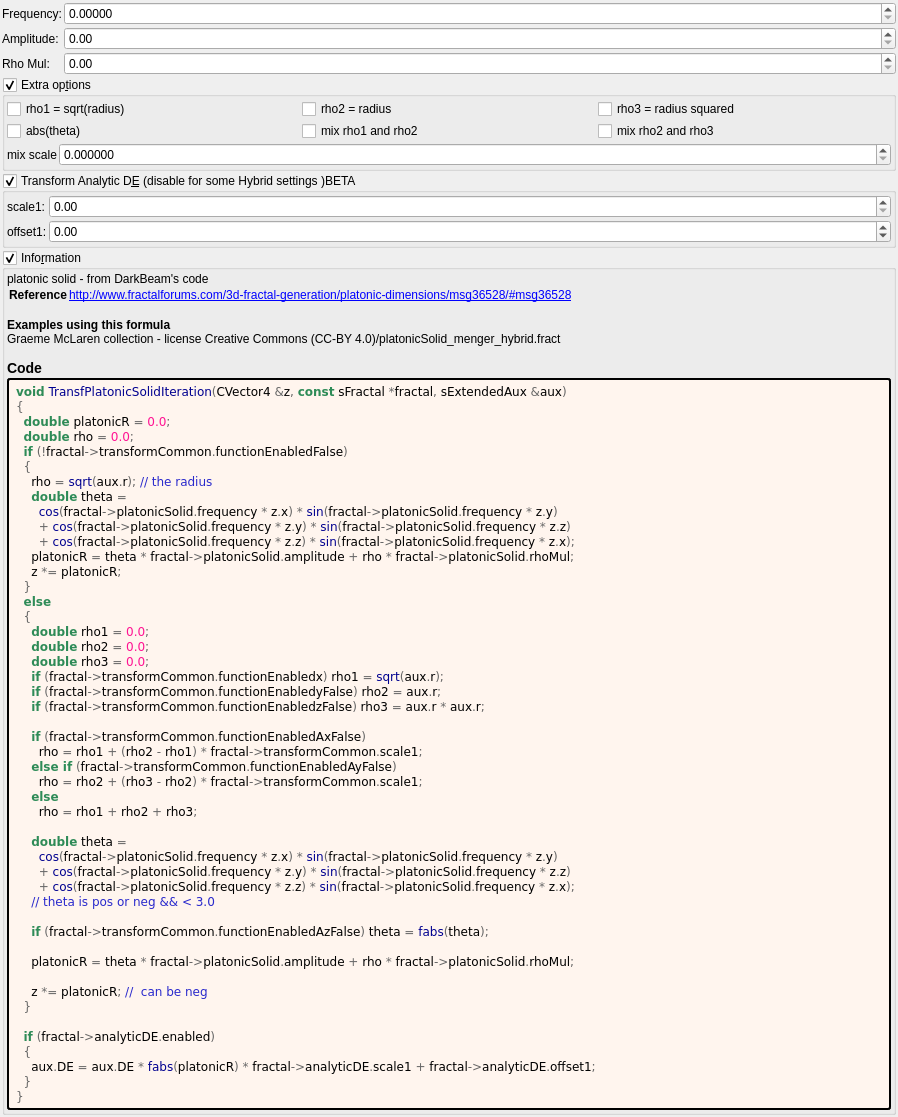
The window that mandelbulber2/formula/ui/transf_platonic_solid.ui (buddhi1980/mandelbulber2) describes before a commit, drawn with Qt 5.
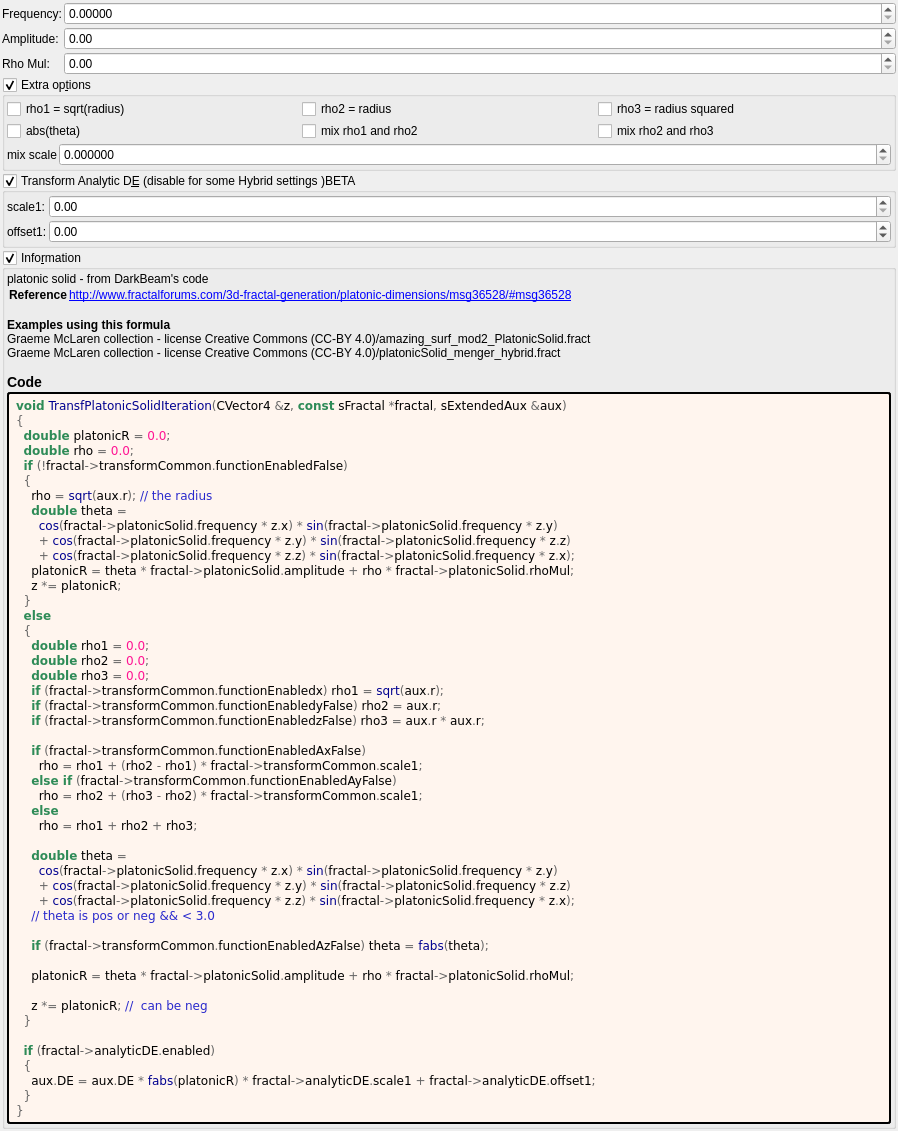
The same window after the commit. Custom widgets are drawn as their Qt base class.

```diff
--- a/mandelbulber2/formula/ui/transf_platonic_solid.ui
+++ b/mandelbulber2/formula/ui/transf_platonic_solid.ui
@@ -412,7 +412,7 @@
 &lt;tr&gt;&lt;th&gt;Reference&lt;/th&gt;&lt;td&gt;&lt;a href=&quot;http://www.fractalforums.com/3d-fractal-generation/platonic-dimensions/msg36528/#msg36528&quot;&gt;http://www.fractalforums.com/3d-fractal-generation/platonic-dimensions/msg36528/#msg36528&lt;br&gt;
 &lt;/td&gt;&lt;/tr&gt;
 &lt;/table&gt;
-&lt;br&gt;&lt;b&gt;Examples using this formula&lt;/b&gt;&lt;br&gt;Graeme McLaren  collection - license Creative Commons  (CC-BY 4.0)/platonicSolid_menger_hybrid.fract&lt;h3&gt;Code&lt;/h3&gt;</string>
+&lt;br&gt;&lt;b&gt;Examples using this formula&lt;/b&gt;&lt;br&gt;Graeme McLaren  collection - license Creative Commons  (CC-BY 4.0)/amazing_surf_mod2_PlatonicSolid.fract&lt;br&gt;Graeme McLaren  collection - license Creative Commons  (CC-BY 4.0)/platonicSolid_menger_hybrid.fract&lt;h3&gt;Code&lt;/h3&gt;</string>
         </property>
         <property name="wordWrap">
          <bool>true</bool>
```
